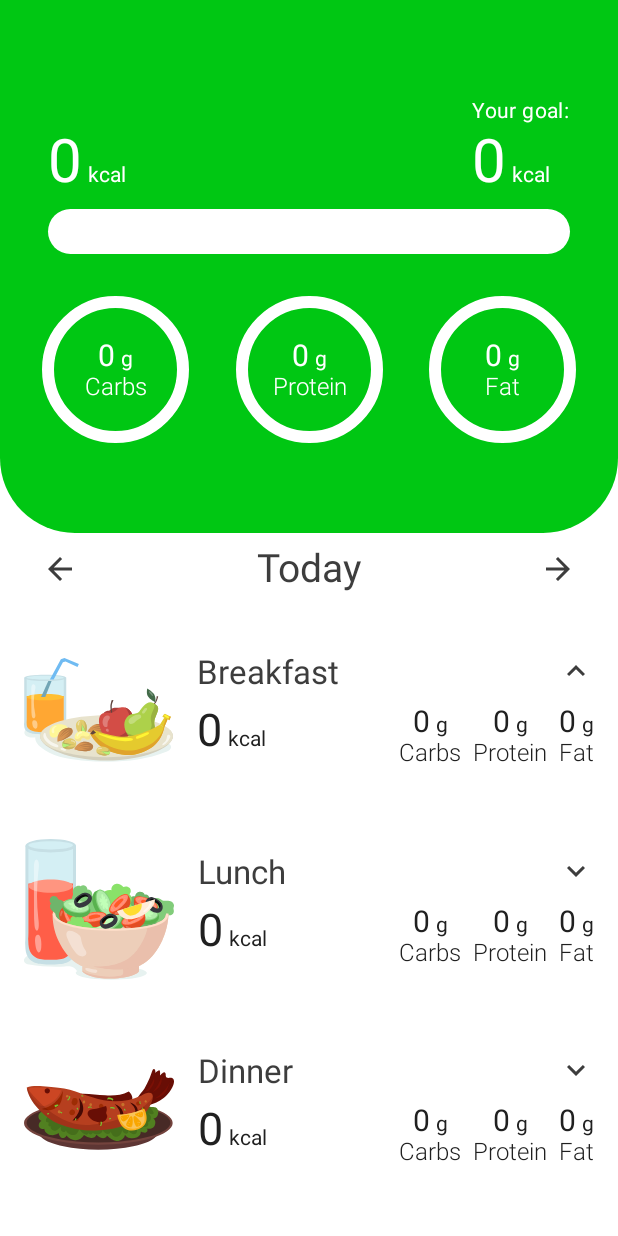
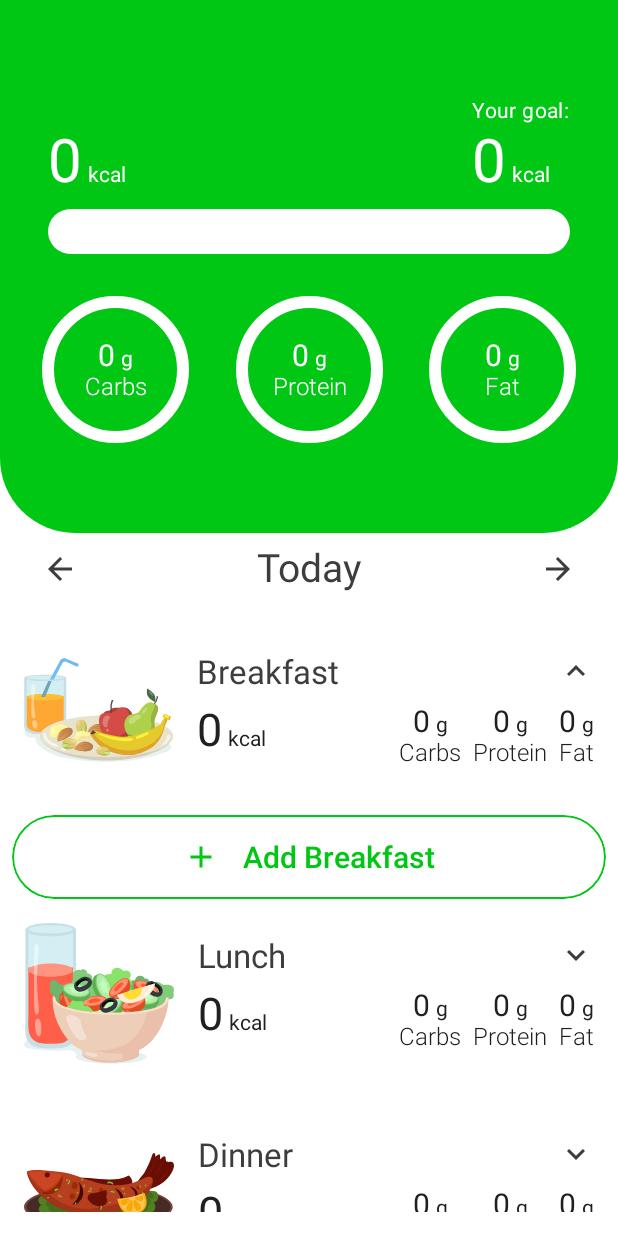
Before and after one commit to khorevigor/CalorieTracker_plc, an Android app built with Jetpack Compose: the TrackerOverviewScreen screen opened through its navigation route, after a tap on "Breakfast", on a phone screen of 412 x 824 dp. Run offline under Robolectric (Android 15) with nearby library versions, the phone set to English and light mode, and no system bars; our stand-ins replace Dagger/Hilt's generated code, Room's generated code.

```diff
--- a/tracker/tracker_presentation/src/main/java/com/plcoding/tracker_presentation/tracker_overview/TrackerOverviewScreen.kt
+++ b/tracker/tracker_presentation/src/main/java/com/plcoding/tracker_presentation/tracker_overview/TrackerOverviewScreen.kt
@@ -1,5 +1,6 @@
 package com.plcoding.tracker_presentation.tracker_overview
 
+import androidx.compose.foundation.layout.Column
 import androidx.compose.foundation.layout.Spacer
 import androidx.compose.foundation.layout.fillMaxSize
 import androidx.compose.foundation.layout.fillMaxWidth
@@ -10,12 +11,16 @@ import androidx.compose.foundation.lazy.items
 import androidx.compose.runtime.Composable
 import androidx.compose.ui.Modifier
 import androidx.compose.ui.platform.LocalContext
+import androidx.compose.ui.res.stringResource
 import androidx.hilt.navigation.compose.hiltViewModel
 import com.plcoding.core.util.UiEvent
 import com.plcoding.core_ui.LocalSpacing
+import com.plcoding.tracker_presentation.R
+import com.plcoding.tracker_presentation.tracker_overview.components.AddButton
 import com.plcoding.tracker_presentation.tracker_overview.components.DaySelector
 import com.plcoding.tracker_presentation.tracker_overview.components.ExpandableMeal
 import com.plcoding.tracker_presentation.tracker_overview.components.NutrientsHeader
+import com.plcoding.tracker_presentation.tracker_overview.components.TrackedFoodItem
 
 @Composable
 fun TrackerOverviewScreen(
@@ -43,11 +48,39 @@ fun TrackerOverviewScreen(
             )
             Spacer(modifier = Modifier.height(spacing.spaceMedium))
         }
-        items(state.meals) {meal ->
+        items(state.meals) { meal ->
             ExpandableMeal(
                 meal = meal,
                 onToggleClick = { viewModel.onEvent(TrackerOverviewEvent.OnToggleMealClick(meal)) },
-                content = { },
+                content = {
+                    Column(
+                        modifier = Modifier
+                            .fillMaxWidth()
+                            .padding(horizontal = spacing.spaceSmall)
+                    ) {
+                        state.trackedFoods.forEach { food ->
+                            TrackedFoodItem(
+                                trackedFood = food,
+                                onDeleteClick = {
+                                    viewModel.onEvent(
+                                        TrackerOverviewEvent.OnDeleteTrackedFoodClick(food)
+                                    )
+                                }
+                            )
+                            Spacer(modifier = Modifier.height(spacing.spaceMedium))
+                        }
+                        AddButton(
+                            text = stringResource(
+                                id = R.string.add_meal,
+                                meal.name.asString(context)
+                            ),
+                            onClick = {
+                                viewModel.onEvent(TrackerOverviewEvent.OnAddFoodClick(meal))
+                            },
+                            modifier = Modifier.fillMaxWidth()
+                        )
+                    }
+                },
                 modifier = Modifier.fillMaxWidth()
             )
         }
```
Also changed, not shown: tracker/tracker_presentation/src/main/java/com/plcoding/tracker_presentation/tracker_overview/components/TrackedFoodItem.kt (added, +141 -0 lines).
